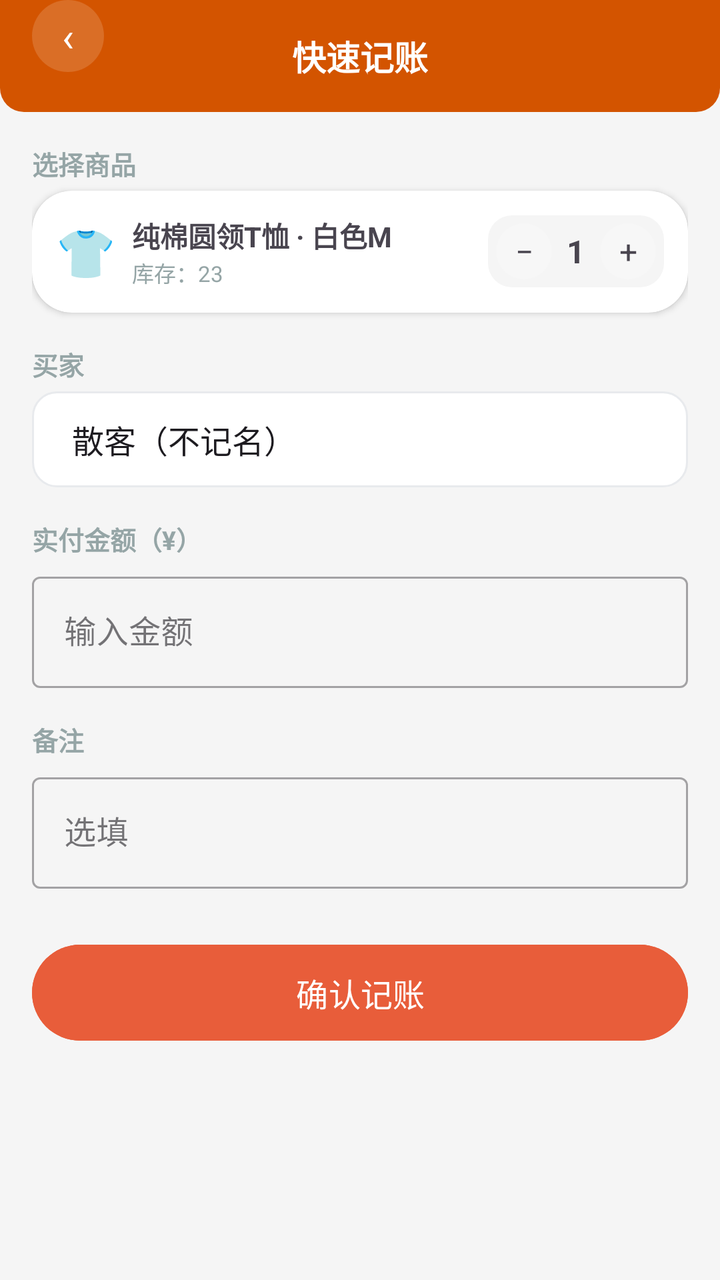
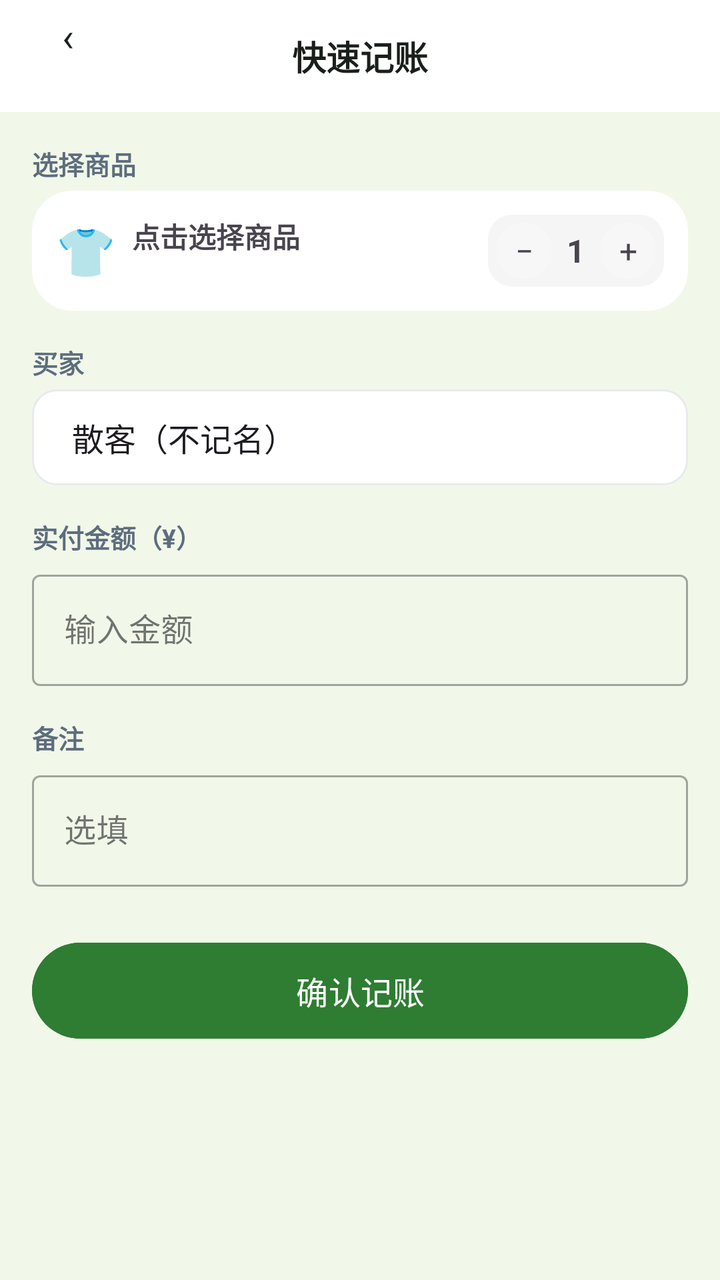

An Android layout rendered at two revisions. The XML below is the earlier revision; the diff shows what the commit changed to produce the second picture.
<!-- AndroidManifest.xml: application theme Theme.ClothingSI -->
<!-- res/layout/activity_sale.xml -->
<?xml version="1.0" encoding="utf-8"?>
<FrameLayout xmlns:android="http://schemas.android.com/apk/res/android"
    xmlns:app="http://schemas.android.com/apk/res-auto"
    android:layout_width="match_parent" android:layout_height="match_parent"
    android:background="#F5F5F5">

    <LinearLayout android:layout_width="match_parent" android:layout_height="match_parent"
        android:orientation="vertical">
        <RelativeLayout android:layout_width="match_parent" android:layout_height="56dp"
            android:background="@drawable/header_bar_bg" android:paddingHorizontal="16dp">
            <TextView android:id="@+id/btn_back" android:layout_width="36dp" android:layout_height="36dp"
                android:text="‹" android:textSize="20dp" android:textColor="#FFFFFF"
                android:gravity="center" android:background="@drawable/circle_bg" />
            <TextView android:layout_width="wrap_content" android:layout_height="wrap_content"
                android:text="快速记账" android:textSize="17dp" android:textStyle="bold"
                android:textColor="#FFFFFF" android:layout_centerInParent="true" />
        </RelativeLayout>

        <ScrollView android:layout_width="match_parent" android:layout_height="match_parent">
            <LinearLayout android:layout_width="match_parent" android:layout_height="wrap_content"
                android:orientation="vertical" android:padding="16dp">

                
                <TextView android:layout_width="wrap_content" android:layout_height="wrap_content"
                    android:text="选择商品" android:textSize="13dp" android:textStyle="bold"
                    android:textColor="#95A5A6" android:layout_marginBottom="4dp" />
                <androidx.cardview.widget.CardView
                    android:layout_width="match_parent" android:layout_height="wrap_content"
                    app:cardCornerRadius="20dp" app:cardElevation="2dp"
                    android:layout_marginBottom="16dp">
                    <LinearLayout android:id="@+id/layout_product_selector"
                        android:layout_width="match_parent" android:layout_height="wrap_content"
                        android:orientation="horizontal" android:gravity="center_vertical"
                        android:padding="12dp" android:clickable="true" android:focusable="true">
                        <TextView android:id="@+id/tv_product_emoji" android:layout_width="wrap_content"
                            android:layout_height="wrap_content" android:text="👕" android:textSize="24dp"
                            android:layout_marginEnd="8dp" />
                        <LinearLayout android:layout_width="0dp" android:layout_height="wrap_content"
                            android:layout_weight="1" android:orientation="vertical">
                            <TextView android:id="@+id/tv_selected_product" android:layout_width="wrap_content"
                                android:layout_height="wrap_content" android:text="纯棉圆领T恤 · 白色M"
                                android:textSize="14dp" android:textStyle="bold" />
                            <TextView android:layout_width="wrap_content" android:layout_height="wrap_content"
                                android:id="@+id/tv_product_stock" android:text="库存：23"
                                android:textSize="11dp" android:textColor="#95A5A6" />
                        </LinearLayout>
                        <LinearLayout android:layout_width="wrap_content" android:layout_height="wrap_content"
                            android:orientation="horizontal" android:gravity="center" android:padding="4dp"
                            android:background="@drawable/stepper_bg"
                            android:id="@+id/layout_qty_stepper">
                            <TextView android:id="@+id/btn_qty_minus" android:layout_width="28dp" android:layout_height="28dp"
                                android:text="−" android:textSize="16dp" android:gravity="center"
                                android:background="@drawable/circle_bg" android:clickable="true" android:focusable="true" />
                            <TextView android:id="@+id/tv_qty" android:layout_width="24dp" android:layout_height="wrap_content"
                                android:text="1" android:textSize="16dp" android:textStyle="bold" android:gravity="center" />
                            <TextView android:id="@+id/btn_qty_plus" android:layout_width="28dp" android:layout_height="28dp"
                                android:text="+" android:textSize="16dp" android:gravity="center"
                                android:background="@drawable/circle_bg" android:clickable="true" android:focusable="true" />
                        </LinearLayout>
                    </LinearLayout>
                </androidx.cardview.widget.CardView>

                
                <TextView android:layout_width="wrap_content" android:layout_height="wrap_content"
                    android:text="买家" android:textSize="13dp" android:textStyle="bold"
                    android:textColor="#95A5A6" android:layout_marginBottom="4dp" />
                <androidx.appcompat.widget.AppCompatSpinner
                    android:id="@+id/spinner_buyer"
                    android:layout_width="match_parent" android:layout_height="48dp"
                    android:background="@drawable/segment_bg"
                    android:paddingHorizontal="12dp"
                    android:layout_marginBottom="16dp"
                    android:entries="@array/buyer_options" />

                
                <TextView android:layout_width="wrap_content" android:layout_height="wrap_content"
                    android:text="实付金额（¥）" android:textSize="13dp" android:textStyle="bold"
                    android:textColor="#95A5A6" android:layout_marginBottom="4dp" />
                <com.google.android.material.textfield.TextInputLayout
                    android:layout_width="match_parent" android:layout_height="wrap_content"
                    style="@style/Widget.MaterialComponents.TextInputLayout.OutlinedBox"
                    android:layout_marginBottom="16dp">
                    <com.google.android.material.textfield.TextInputEditText android:id="@+id/et_price"
                        android:layout_width="match_parent" android:layout_height="wrap_content"
                        android:hint="输入金额" android:inputType="numberDecimal" />
                </com.google.android.material.textfield.TextInputLayout>

                
                <TextView android:layout_width="wrap_content" android:layout_height="wrap_content"
                    android:text="备注" android:textSize="13dp" android:textStyle="bold"
                    android:textColor="#95A5A6" android:layout_marginBottom="4dp" />
                <com.google.android.material.textfield.TextInputLayout
                    android:layout_width="match_parent" android:layout_height="wrap_content"
                    style="@style/Widget.MaterialComponents.TextInputLayout.OutlinedBox"
                    android:layout_marginBottom="24dp">
                    <com.google.android.material.textfield.TextInputEditText android:id="@+id/et_note"
                        android:layout_width="match_parent" android:layout_height="wrap_content"
                        android:hint="选填" />
                </com.google.android.material.textfield.TextInputLayout>

                <com.google.android.material.button.MaterialButton android:id="@+id/btn_submit_sale"
                    android:layout_width="match_parent" android:layout_height="56dp"
                    android:text="确认记账" android:textSize="16dp" app:cornerRadius="28dp"
                    android:backgroundTint="#E85D3A" />

            </LinearLayout>
        </ScrollView>
    </LinearLayout>

</FrameLayout>
<!-- resources referenced by this layout -->
<resources>
  <string-array name="buyer_options">
          <item>散客（不记名）</item>
          <item>张先生</item>
          <item>李女士</item>
          <item>王小姐</item>
      </string-array>
  <!-- drawable circle_bg (drawable) -->
  <?xml version="1.0" encoding="utf-8"?>
  <shape xmlns:android="http://schemas.android.com/apk/res/android" android:shape="oval">
      <solid android:color="#26FFFFFF" />
  </shape>
  <!-- drawable header_bar_bg (drawable) -->
  <?xml version="1.0" encoding="utf-8"?>
  <shape xmlns:android="http://schemas.android.com/apk/res/android" android:shape="rectangle">
      <solid android:color="#D35400" />
      <corners android:bottomLeftRadius="12dp" android:bottomRightRadius="12dp" />
  </shape>
  <!-- drawable segment_bg (drawable) -->
  <?xml version="1.0" encoding="utf-8"?>
  <shape xmlns:android="http://schemas.android.com/apk/res/android" android:shape="rectangle">
      <solid android:color="#FFFFFF" />
      <corners android:radius="12dp" />
      <stroke android:width="1dp" android:color="#E8EAED" />
  </shape>
  <!-- drawable stepper_bg (drawable) -->
  <?xml version="1.0" encoding="utf-8"?>
  <shape xmlns:android="http://schemas.android.com/apk/res/android" android:shape="rectangle">
      <corners android:radius="12dp" />
      <solid android:color="#F5F5F5" />
  </shape>
  <style name="Theme.ClothingSI" parent="Theme.Material3.Light.NoActionBar">
          <item name="colorPrimary">@color/primary</item>
          <item name="colorPrimaryDark">@color/primary_dark</item>
          <item name="colorAccent">@color/accent</item>
          <item name="android:statusBarColor">@color/primary_dark</item>
          <item name="android:navigationBarColor">@color/white</item>
      </style>
  <color name="primary">#E85D3A</color>
  <color name="primary_dark">#D35400</color>
  <color name="accent">#F4A460</color>
  <color name="white">#FFFFFF</color>
</resources>

<!-- the commit's change to res/layout/activity_sale.xml (unified diff, before → after) -->
@@ -2,18 +2,18 @@
 <FrameLayout xmlns:android="http://schemas.android.com/apk/res/android"
     xmlns:app="http://schemas.android.com/apk/res-auto"
     android:layout_width="match_parent" android:layout_height="match_parent"
-    android:background="#F5F5F5">
+    android:background="@color/bg">
 
     <LinearLayout android:layout_width="match_parent" android:layout_height="match_parent"
         android:orientation="vertical">
         <RelativeLayout android:layout_width="match_parent" android:layout_height="56dp"
             android:background="@drawable/header_bar_bg" android:paddingHorizontal="16dp">
             <TextView android:id="@+id/btn_back" android:layout_width="36dp" android:layout_height="36dp"
-                android:text="‹" android:textSize="20dp" android:textColor="#FFFFFF"
+                android:text="‹" android:textSize="20dp" android:textColor="@color/text_primary"
                 android:gravity="center" android:background="@drawable/circle_bg" />
             <TextView android:layout_width="wrap_content" android:layout_height="wrap_content"
                 android:text="快速记账" android:textSize="17dp" android:textStyle="bold"
-                android:textColor="#FFFFFF" android:layout_centerInParent="true" />
+                android:textColor="@color/text_primary" android:layout_centerInParent="true" />
         </RelativeLayout>
 
         <ScrollView android:layout_width="match_parent" android:layout_height="match_parent">
@@ -23,10 +23,10 @@
                 
                 <TextView android:layout_width="wrap_content" android:layout_height="wrap_content"
                     android:text="选择商品" android:textSize="13dp" android:textStyle="bold"
-                    android:textColor="#95A5A6" android:layout_marginBottom="4dp" />
+                    android:textColor="@color/text_secondary" android:layout_marginBottom="4dp" />
                 <androidx.cardview.widget.CardView
                     android:layout_width="match_parent" android:layout_height="wrap_content"
-                    app:cardCornerRadius="20dp" app:cardElevation="2dp"
+                    app:cardCornerRadius="20dp" app:cardElevation="0dp"
                     android:layout_marginBottom="16dp">
                     <LinearLayout android:id="@+id/layout_product_selector"
                         android:layout_width="match_parent" android:layout_height="wrap_content"
@@ -38,11 +38,11 @@
                         <LinearLayout android:layout_width="0dp" android:layout_height="wrap_content"
                             android:layout_weight="1" android:orientation="vertical">
                             <TextView android:id="@+id/tv_selected_product" android:layout_width="wrap_content"
-                                android:layout_height="wrap_content" android:text="纯棉圆领T恤 · 白色M"
+                                android:layout_height="wrap_content" android:text="点击选择商品"
                                 android:textSize="14dp" android:textStyle="bold" />
                             <TextView android:layout_width="wrap_content" android:layout_height="wrap_content"
-                                android:id="@+id/tv_product_stock" android:text="库存：23"
-                                android:textSize="11dp" android:textColor="#95A5A6" />
+                                android:id="@+id/tv_product_stock" android:text=""
+                                android:textSize="11dp" android:textColor="@color/text_secondary" />
                         </LinearLayout>
                         <LinearLayout android:layout_width="wrap_content" android:layout_height="wrap_content"
                             android:orientation="horizontal" android:gravity="center" android:padding="4dp"
@@ -63,7 +63,7 @@
                 
                 <TextView android:layout_width="wrap_content" android:layout_height="wrap_content"
                     android:text="买家" android:textSize="13dp" android:textStyle="bold"
-                    android:textColor="#95A5A6" android:layout_marginBottom="4dp" />
+                    android:textColor="@color/text_secondary" android:layout_marginBottom="4dp" />
                 <androidx.appcompat.widget.AppCompatSpinner
                     android:id="@+id/spinner_buyer"
                     android:layout_width="match_parent" android:layout_height="48dp"
@@ -75,7 +75,7 @@
                 
                 <TextView android:layout_width="wrap_content" android:layout_height="wrap_content"
                     android:text="实付金额（¥）" android:textSize="13dp" android:textStyle="bold"
-                    android:textColor="#95A5A6" android:layout_marginBottom="4dp" />
+                    android:textColor="@color/text_secondary" android:layout_marginBottom="4dp" />
                 <com.google.android.material.textfield.TextInputLayout
                     android:layout_width="match_parent" android:layout_height="wrap_content"
                     style="@style/Widget.MaterialComponents.TextInputLayout.OutlinedBox"
@@ -88,7 +88,7 @@
                 
                 <TextView android:layout_width="wrap_content" android:layout_height="wrap_content"
                     android:text="备注" android:textSize="13dp" android:textStyle="bold"
-                    android:textColor="#95A5A6" android:layout_marginBottom="4dp" />
+                    android:textColor="@color/text_secondary" android:layout_marginBottom="4dp" />
                 <com.google.android.material.textfield.TextInputLayout
                     android:layout_width="match_parent" android:layout_height="wrap_content"
                     style="@style/Widget.MaterialComponents.TextInputLayout.OutlinedBox"
@@ -101,7 +101,7 @@
                 <com.google.android.material.button.MaterialButton android:id="@+id/btn_submit_sale"
                     android:layout_width="match_parent" android:layout_height="56dp"
                     android:text="确认记账" android:textSize="16dp" app:cornerRadius="28dp"
-                    android:backgroundTint="#E85D3A" />
+                    android:backgroundTint="@color/primary" />
 
             </LinearLayout>
         </ScrollView>
<!-- resource entries referenced after the edit -->
@@ -6,6 +6,7 @@
           <item>李女士</item>
           <item>王小姐</item>
       </string-array>
+  <color name="bg">#F1F8E9</color>
   <!-- drawable circle_bg (drawable) -->
   <?xml version="1.0" encoding="utf-8"?>
   <shape xmlns:android="http://schemas.android.com/apk/res/android" android:shape="oval">
@@ -14,8 +15,7 @@
   <!-- drawable header_bar_bg (drawable) -->
   <?xml version="1.0" encoding="utf-8"?>
   <shape xmlns:android="http://schemas.android.com/apk/res/android" android:shape="rectangle">
-      <solid android:color="#D35400" />
-      <corners android:bottomLeftRadius="12dp" android:bottomRightRadius="12dp" />
+      <solid android:color="#FFFFFF" />
   </shape>
   <!-- drawable segment_bg (drawable) -->
   <?xml version="1.0" encoding="utf-8"?>
@@ -34,12 +34,22 @@
           <item name="colorPrimary">@color/primary</item>
           <item name="colorPrimaryDark">@color/primary_dark</item>
           <item name="colorAccent">@color/accent</item>
-          <item name="android:statusBarColor">@color/primary_dark</item>
+          <item name="android:statusBarColor">@android:color/transparent</item>
           <item name="android:navigationBarColor">@color/white</item>
+          
+          <item name="android:windowLightStatusBar">true</item>
+          
+          <item name="android:fontFamily">sans-serif</item>
+          <item name="android:textViewStyle">@style/TextView.Base</item>
       </style>
-  <color name="primary">#E85D3A</color>
-  <color name="primary_dark">#D35400</color>
-  <color name="accent">#F4A460</color>
+  <color name="primary">#2E7D32</color>
+  <color name="text_primary">#1B1F1B</color>
+  <color name="text_secondary">#5D6D7E</color>
+  <color name="primary_dark">#1B5E20</color>
+  <color name="accent">#66BB6A</color>
   <color name="white">#FFFFFF</color>
+  <style name="TextView.Base" parent="android:Widget.TextView">
+          <item name="android:fontFamily">sans-serif</item>
+      </style>
 </resources>
 
